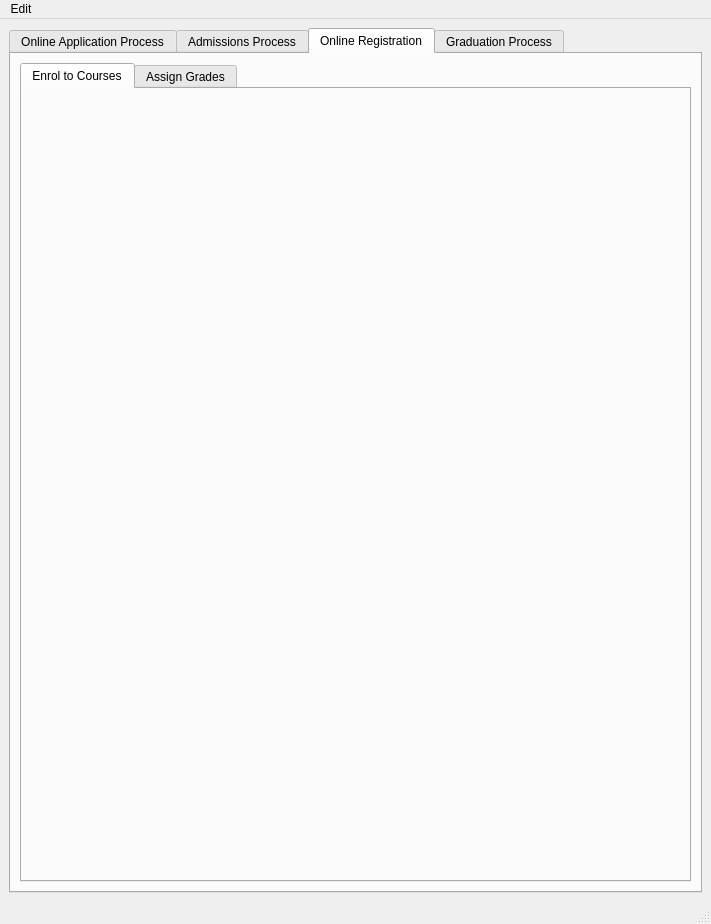
Before: the Qt Designer form starrs/ui/ui_main.ui in kiryha/CIS556, drawn with Qt 5.
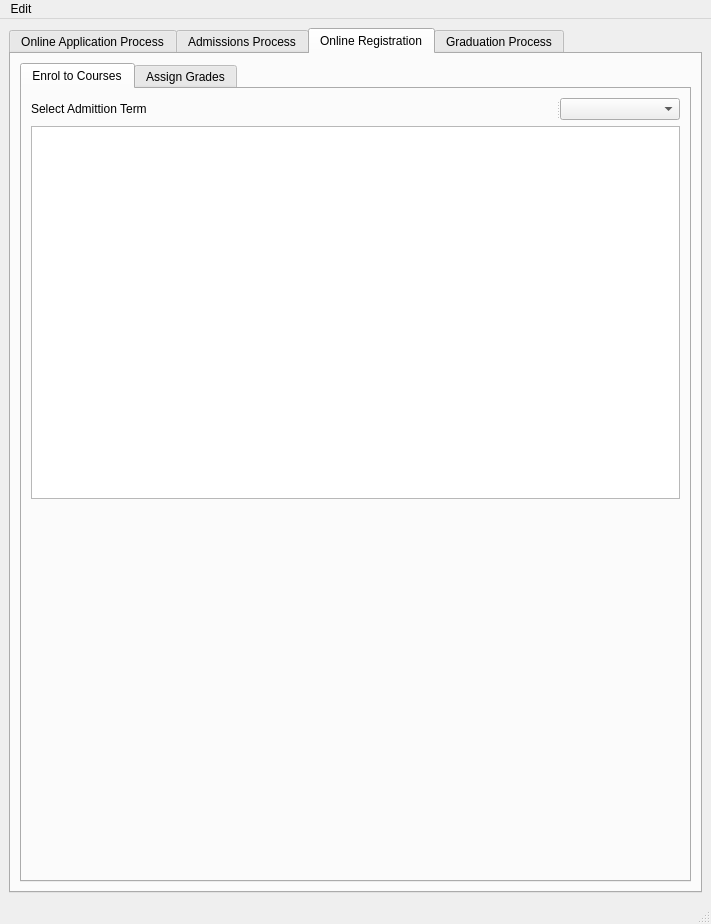
After: the same form once the commit is applied. The open tabs and pages were chosen to show the change.

Commit message: init academics

```diff
--- a/starrs/ui/ui_main.ui
+++ b/starrs/ui/ui_main.ui
@@ -1006,6 +1006,44 @@
            <attribute name="title">
             <string>Enrol to Courses</string>
            </attribute>
+           <layout class="QVBoxLayout" name="verticalLayout_16">
+            <item>
+             <widget class="QSplitter" name="splitter_22">
+              <property name="orientation">
+               <enum>Qt::Horizontal</enum>
+              </property>
+              <widget class="QLabel" name="label_16">
+               <property name="text">
+                <string>Select Admittion Term</string>
+               </property>
+              </widget>
+              <widget class="QComboBox" name="comAdmissionTermReg">
+               <property name="maximumSize">
+                <size>
+                 <width>120</width>
+                 <height>16777215</height>
+                </size>
+               </property>
+              </widget>
+             </widget>
+            </item>
+            <item>
+             <widget class="QTableView" name="tabCourses"/>
+            </item>
+            <item>
+             <spacer name="verticalSpacer_3">
+              <property name="orientation">
+               <enum>Qt::Vertical</enum>
+              </property>
+              <property name="sizeHint" stdset="0">
+               <size>
+                <width>20</width>
+                <height>40</height>
+               </size>
+              </property>
+             </spacer>
+            </item>
+           </layout>
           </widget>
           <widget class="QWidget" name="tab_9">
            <attribute name="title">
```
The commit also changes 2 other files.
